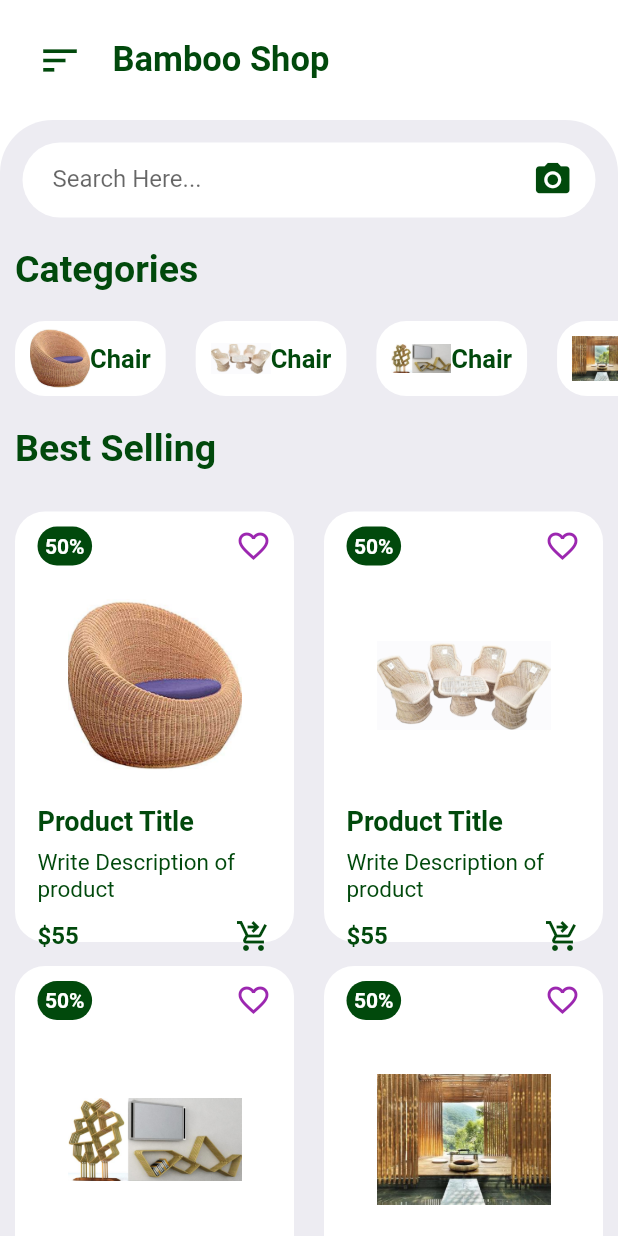
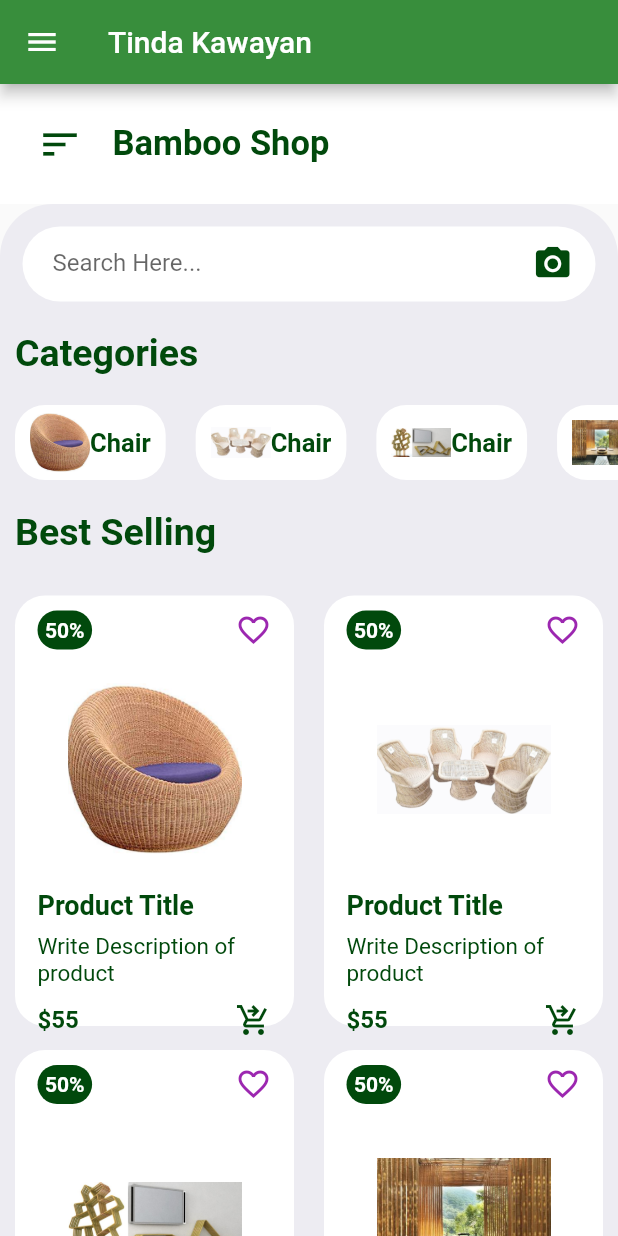
Before and after one commit to Symphonyxia/Exercises, a Flutter app: the screen it shows after launch, on a phone screen of 412 x 824 dp. Run offline on Flutter 3.47's test engine with Material 2 defaults, Android fonts, the phone set to English and light mode, and no system bars; our stand-ins replace badges.

Commit message:
Add files via upload

```diff
--- /dev/null
+++ b/lib/dashboard.dart
@@ -0,0 +1,95 @@
+import 'package:assignment_2/widgets/CategoriesWidget.dart';
+import 'package:assignment_2/widgets/HomeAppBar.dart';
+import 'package:assignment_2/widgets/ItemsWidget.dart';
+import 'package:flutter/material.dart';
+
+class DashboardPage extends StatelessWidget {
+  @override
+  Widget build(BuildContext context){
+    return Scaffold(
+      body: ListView(
+        children: [
+        HomeAppBar(),
+        Container(
+          height: 1500,
+          padding: EdgeInsets.only(top: 15),
+          decoration: BoxDecoration(
+            color: Color(0xFFEDECF2),
+            borderRadius: BorderRadius.only(
+              topLeft: Radius.circular(35),
+              topRight: Radius.circular(35),
+            )
+          ),
+          child: Column(
+            children: [
+            Container(
+              margin: EdgeInsets.symmetric(horizontal: 15),
+              padding: EdgeInsets.symmetric(horizontal: 15),
+              height: 50,
+              decoration: BoxDecoration(
+                color: Colors.white,
+                borderRadius: BorderRadius.circular(30),
+              ),
+              child: Row(
+                children: [
+                  Container(
+                    margin: EdgeInsets.only(left: 5),
+                    height: 50,
+                    width: 300,
+                    child: TextFormField(
+                      decoration: InputDecoration(
+                        border: InputBorder.none,
+                        hintText: "Search Here..."
+                      ),
+                    ),
+                  ),
+                  Spacer(),
+                  Icon(
+                    Icons.camera_alt,
+                    size: 27,
+                    color: Color.fromRGBO(1, 73, 12, 1),
+                  ),
+
+              ],
+              ),
+            ),
+            Container(
+              alignment: Alignment.centerLeft,
+              margin: EdgeInsets.symmetric(
+                vertical: 20,
+                horizontal: 10,
+              ),
+              child: Text(
+                "Categories",
+                style: TextStyle(
+                  fontSize: 25,
+                  fontWeight: FontWeight.bold,
+                  color: Color.fromRGBO(1, 73, 12, 1),
+                ),
+              ),
+            ),
+            CategoriesWidget(),
+            Container(
+              alignment: Alignment.centerLeft,
+              margin: EdgeInsets.symmetric(vertical: 20, horizontal: 10),
+              child: Text(
+                "Best Selling",
+                style: TextStyle(
+                  fontSize: 25,
+                  fontWeight: FontWeight.bold,
+                  color: Color.fromRGBO(1, 73, 12, 1),
+                ),
+              ),
+            ),
+
+              ItemsWidget(),
+            ],
+          ),
+        ),
+      ],
+      ),
+    );
+
+
+  }
+}
--- a/lib/main.dart
+++ b/lib/main.dart
@@ -1,19 +1,171 @@
-import 'package:assignment_2/pages/HomePage.dart';
+import 'package:assignment_2/privacy_policy.dart';
+import 'package:assignment_2/send_feedback.dart';
+import 'package:assignment_2/settings.dart';
 import 'package:flutter/material.dart';
 
-void main() => runApp(MyApp());
+import 'contacts.dart';
+import 'dashboard.dart';
+import 'events.dart';
+import 'my_drawer_header.dart';
+import 'notes.dart';
+import 'notifications.dart';
 
-class MyApp extends StatelessWidget{
+void main() {
+  runApp(MyApp());
+}
+
+class MyApp extends StatelessWidget {
   @override
-  Widget build(BuildContext context){
+  Widget build(BuildContext context) {
     return MaterialApp(
       debugShowCheckedModeBanner: false,
-      theme: ThemeData(
-        scaffoldBackgroundColor: Colors.white,
-      ),
-      routes: {
-        "/":(context) => HomePage()
-      },
+      home: HomePage(),
     );
   }
 }
+
+class HomePage extends StatefulWidget {
+  @override
+  _HomePageState createState() => _HomePageState();
+}
+
+class _HomePageState extends State<HomePage> {
+  var currentPage = DrawerSections.dashboard;
+
+  @override
+  Widget build(BuildContext context) {
+    var container;
+    if (currentPage == DrawerSections.dashboard) {
+      container = DashboardPage();
+    } else if (currentPage == DrawerSections.contacts) {
+      container = ContactsPage();
+    } else if (currentPage == DrawerSections.events) {
+      container = EventsPage();
+    } else if (currentPage == DrawerSections.notes) {
+      container = NotesPage();
+    } else if (currentPage == DrawerSections.settings) {
+      container = SettingsPage();
+    } else if (currentPage == DrawerSections.notifications) {
+      container = NotificationsPage();
+    } else if (currentPage == DrawerSections.privacy_policy) {
+      container = PrivacyPolicyPage();
+    } else if (currentPage == DrawerSections.send_feedback) {
+      container = SendFeedbackPage();
+    }
+    return Scaffold(
+      appBar: AppBar(
+        backgroundColor: Colors.green[700],
+        title: Text("Tinda Kawayan"),
+      ),
+      body: container,
+      drawer: Drawer(
+        child: SingleChildScrollView(
+          child: Container(
+            child: Column(
+              children: [
+                MyHeaderDrawer(),
+                MyDrawerList(),
+              ],
+            ),
+          ),
+        ),
+      ),
+    );
+  }
+
+  Widget MyDrawerList() {
+    return Container(
+      padding: EdgeInsets.only(
+        top: 15,
+      ),
+      child: Column(
+        // shows the list of menu drawer
+        children: [
+          menuItem(1, "Dashboard", Icons.dashboard_outlined,
+              currentPage == DrawerSections.dashboard ? true : false),
+          menuItem(2, "Contacts", Icons.people_alt_outlined,
+              currentPage == DrawerSections.contacts ? true : false),
+          menuItem(3, "Events", Icons.event,
+              currentPage == DrawerSections.events ? true : false),
+          menuItem(4, "Notes", Icons.notes,
+              currentPage == DrawerSections.notes ? true : false),
+          Divider(),
+          menuItem(5, "Settings", Icons.settings_outlined,
+              currentPage == DrawerSections.settings ? true : false),
+          menuItem(6, "Notifications", Icons.notifications_outlined,
+              currentPage == DrawerSections.notifications ? true : false),
+          Divider(),
+          menuItem(7, "Privacy policy", Icons.privacy_tip_outlined,
+              currentPage == DrawerSections.privacy_policy ? true : false),
+          menuItem(8, "Send feedback", Icons.feedback_outlined,
+              currentPage == DrawerSections.send_feedback ? true : false),
+        ],
+      ),
+    );
+  }
+
+  Widget menuItem(int id, String title, IconData icon, bool selected) {
+    return Material(
+      color: selected ? Colors.grey[300] : Colors.transparent,
+      child: InkWell(
+        onTap: () {
+          Navigator.pop(context);
+          setState(() {
+            if (id == 1) {
+              currentPage = DrawerSections.dashboard;
+            } else if (id == 2) {
+              currentPage = DrawerSections.contacts;
+            } else if (id == 3) {
+              currentPage = DrawerSections.events;
+            } else if (id == 4) {
+              currentPage = DrawerSections.notes;
+            } else if (id == 5) {
+              currentPage = DrawerSections.settings;
+            } else if (id == 6) {
+              currentPage = DrawerSections.notifications;
+            } else if (id == 7) {
+              currentPage = DrawerSections.privacy_policy;
+            } else if (id == 8) {
+              currentPage = DrawerSections.send_feedback;
+            }
+          });
+        },
+        child: Padding(
+          padding: EdgeInsets.all(15.0),
+          child: Row(
+            children: [
+              Expanded(
+                child: Icon(
+                  icon,
+                  size: 20,
+                  color: Colors.black,
+                ),
+              ),
+              Expanded(
+                flex: 3,
+                child: Text(
+                  title,
+                  style: TextStyle(
+                    color: Colors.black,
+                    fontSize: 16,
+                  ),
+                ),
+              ),
+            ],
+          ),
+        ),
+      ),
+    );
+  }
+}
+
+enum DrawerSections {
+  dashboard,
+  contacts,
+  events,
+  notes,
+  settings,
+  notifications,
+  privacy_policy,
+  send_feedback,
+}
```
Also changed, not shown: lib/contacts.dart (added, +12 -0 lines), lib/events.dart (added, +17 -0 lines), lib/my_drawer_header.dart (added, +44 -0 lines), lib/notes.dart (added, +17 -0 lines), lib/notifications.dart (added, +17 -0 lines), lib/privacy_policy.dart (added, +17 -0 lines), lib/send_feedback.dart (added, +17 -0 lines), lib/settings.dart (added, +17 -0 lines).
